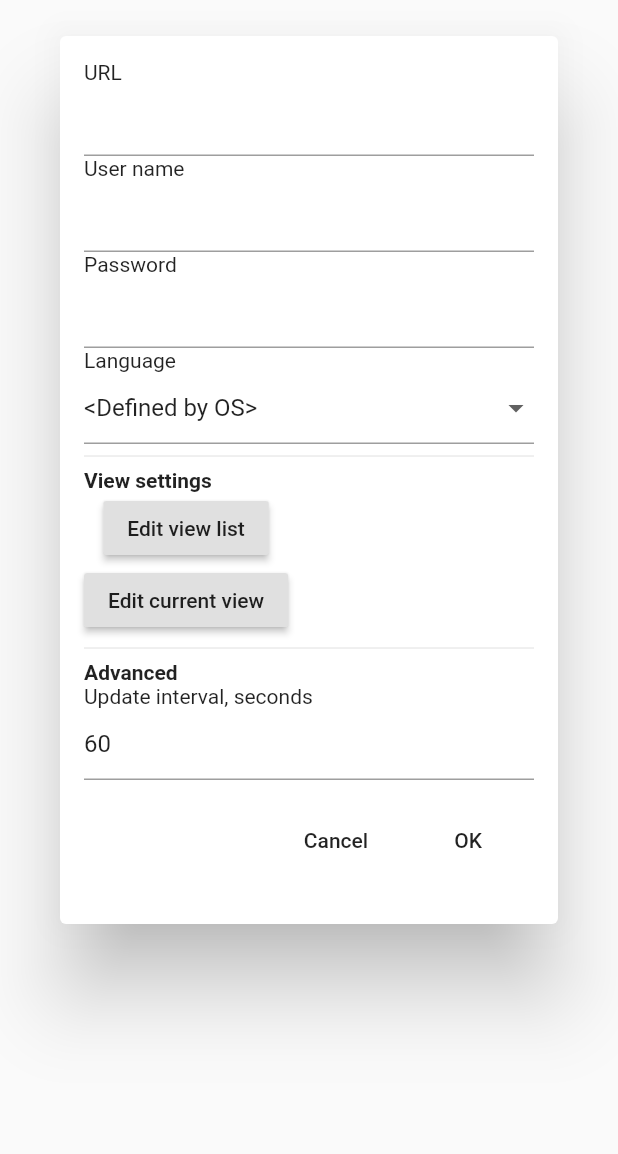
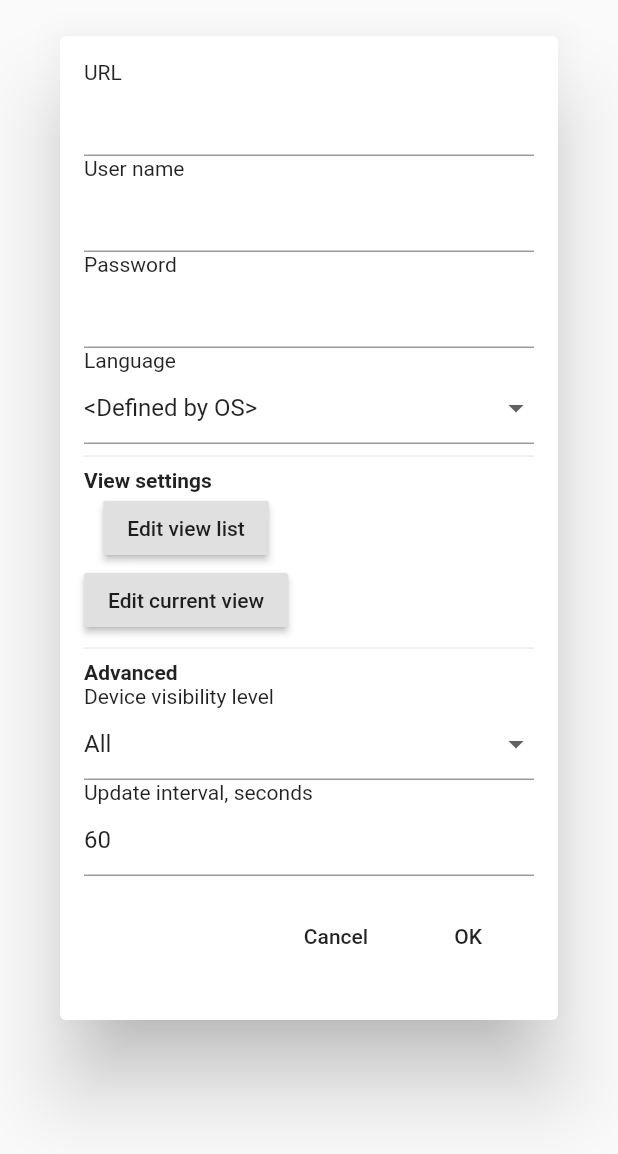
Before and after one commit to vvvy/zcon, a Flutter app: the Preferences widget shown alone on an empty page, opened directly with empty values, on a phone screen of 412 x 824 dp. Shown: the top 1154 px of the screen. Run offline on Flutter 3.47's test engine with Material 2 defaults, Android fonts, the phone set to English and light mode, and no system bars; our stand-ins replace shared_preferences; accounts and stored records are empty.

Commit message:
visibility levels - 2/2 (done)

```diff
--- a/lib/i18n.dart
+++ b/lib/i18n.dart
@@ -21,13 +21,16 @@ class L10ns {
     'viewSettings': ['View settings', 'Настойки представлений'],
     'editViewList': ['Edit view list', 'Редактировать список представлений'],
     'editCurrentView': ['Edit current view', 'Редактировать текущее представление'],
-
     'updateIntervalSeconds': ['Update interval, seconds', 'Интервал обновления (сек)'],
+    'visLevel': ['Device visibility level', 'Уровень видимости устройств'],
+    'visVisible': ['Visible', 'Видимые'],
+    'visHidden': ['Hidden', 'Скрытые'],
+    'visAll': ['All', 'Все'],
     'intGt5': ['Must be an int >= 5', 'Должно быть целым >= 5'],
     'inputRequired': ['Please enter value', 'Обязательное поле'],
     'jsonConfig': ['JSON config', 'Конфигурация (JSON)'],
     'invalidJson': ['Invalid JSON', 'Невалидный JSON'],
-    'settings': ['settings', 'Настройки'],
+    'settings': ['Settings', 'Настройки'],
     'editConfigAdvanced': ['Edit config (advanced)', 'Конфигурация (для продвинутых)'],
     'alerts': ['Alerts', 'Оповещения'],
     'reorderHint': [
@@ -40,6 +43,7 @@ class L10ns {
     'toBottom': ['To bottom', 'В конец'],
     'open': ['Open', 'ОТКР'],
     'closed': ['Closed', 'ЗАКР'],
+    //'': ['', ''],
     //'': ['', ''],
     //'': ['', ''],
     //'': ['', ''],
@@ -118,6 +122,9 @@ class L10ns {
 //  String get ok => _localizedValues['ok'][_offset];
 //  String get cancel => _localizedValues['cancel'][_offset];
   String get reload => _localizedValues['reload'][_offset];
+  String get url => _localizedValues['url'][_offset];
+  String get userName => _localizedValues['userName'][_offset];
+  String get password => _localizedValues['password'][_offset];
   String get english => _localizedValues['english'][_offset];
   String get russian => _localizedValues['russian'][_offset];
   String get systemDefined => _localizedValues['systemDefined'][_offset];
@@ -141,11 +148,14 @@ class L10ns {
 
   String get open => _localizedValues['open'][_offset];
   String get closed => _localizedValues['closed'][_offset];
+  String get visLevel => _localizedValues['visLevel'][_offset];
+  String get visVisible => _localizedValues['visVisible'][_offset];
+  String get visHidden => _localizedValues['visHidden'][_offset];
+  String get visAll => _localizedValues['visAll'][_offset];
+
   //String get ZZZ => _localizedValues['ZZZ'][_offset];
-
-  String get url => _localizedValues['url'][_offset];
-  String get userName => _localizedValues['userName'][_offset];
-  String get password => _localizedValues['password'][_offset];
+  //String get ZZZ => _localizedValues['ZZZ'][_offset];
+  //String get ZZZ => _localizedValues['ZZZ'][_offset];
 
   String Function(String) get error => _error[_offset];
   String Function(String) get errorNL => _errorNL[_offset];
--- a/lib/pref.dart
+++ b/lib/pref.dart
@@ -1,5 +1,6 @@
 import 'package:flutter/material.dart';
 import 'package:shared_preferences/shared_preferences.dart';
+import 'package:zcon/devlist.dart';
 import 'dart:convert';
 
 import 'package:zcon/i18n.dart';
@@ -12,6 +13,7 @@ const
   k_intervalErrorRetryS = 'intervalErrorRetryS',
   k_intervalUpdateS = 'intervalUpdateS',
   k_localeCode = 'localeCode',
+  k_visLevel = 'visLevel',
   k_config = 'config';
 
 class ViewConfig {
@@ -69,15 +71,17 @@ class Settings {
   final int intervalErrorRetryS;
   /// Interval between a device command and the update (refresh) that follows it
   final int intervalUpdateS;
-
+  /// Language setting
   final OverriddenLocaleCode localeCode;
-
+  /// Device visibility settting
+  final VisLevel visLevel;
   Settings({
     this.url, this.username, this.password,
     this.intervalMainS: _intervalMainS,
     this.intervalErrorRetryS: _intervalErrorRetryS,
     this.intervalUpdateS: _intervalUpdateS,
-    this.localeCode: OverriddenLocaleCode.None
+    this.localeCode: OverriddenLocaleCode.None,
+    this.visLevel: VisLevel.All
   });
 }
 
@@ -90,7 +94,11 @@ Future<Settings> readSettings() async {
       intervalMainS: prefs.getInt(k_intervalMainS) ?? _intervalMainS,
       intervalErrorRetryS: prefs.getInt(k_intervalErrorRetryS) ?? _intervalErrorRetryS,
       intervalUpdateS: prefs.getInt(k_intervalUpdateS) ?? _intervalUpdateS,
-      localeCode: OverriddenLocaleCodeSerDe.de(prefs.getString(k_localeCode)) ?? OverriddenLocaleCode.None
+      localeCode: OverriddenLocaleCodeSerDe.de(prefs.getString(k_localeCode)) ?? OverriddenLocaleCode.None,
+      visLevel: () {
+        final l = prefs.getInt(k_visLevel) ?? 0;
+        return VisLevel.values[(l >= 0 && l < VisLevel.values.length) ? l : 0];
+      }()
   );
 }
 
@@ -103,6 +111,7 @@ Future<void> writeSettings(Settings settings) async {
   await prefs.setInt(k_intervalErrorRetryS, settings.intervalErrorRetryS);
   await prefs.setInt(k_intervalUpdateS, settings.intervalUpdateS);
   await prefs.setString(k_localeCode, OverriddenLocaleCodeSerDe.ser(settings.localeCode));
+  await prefs.setInt(k_visLevel, settings.visLevel.index);
 }
 
 typedef Future<void> FVC(BuildContext context);
@@ -116,16 +125,14 @@ class Preferences extends StatefulWidget {
     return PreferencesState(_initSettings, _masterEditor, _viewEditor);
   }
 
-  Preferences(Settings settings, FVC masterEditor, FVC viewEditor):
-        _initSettings = settings,
-        _masterEditor = masterEditor,
-        _viewEditor = viewEditor;
+  Preferences(this._initSettings, this._masterEditor, this._viewEditor);
 }
 
 class PreferencesState extends State<Preferences> {
   final Settings initSettings;
   final FVC _masterEditor, _viewEditor;
   OverriddenLocaleCode _localeCode;
+  VisLevel _visLevel;
 
   final
       cUsername = TextEditingController(),
@@ -135,16 +142,18 @@ class PreferencesState extends State<Preferences> {
 
   final _formKey = GlobalKey<FormState>();
 
-  PreferencesState(this.initSettings, this._masterEditor, this._viewEditor);
-
-  @override
-  void initState() {
-    super.initState();
+  PreferencesState(this.initSettings, this._masterEditor, this._viewEditor) {
     cUrl.text = initSettings.url;
     cUsername.text = initSettings.username;
     cPassword.text = initSettings.password;
     cIntervalMainS.text = initSettings.intervalMainS.toString();
     _localeCode = initSettings.localeCode;
+    _visLevel = initSettings.visLevel;
+  }
+
+  @override
+  void initState() {
+    super.initState();
   }
 
   static const _boldFont = TextStyle(fontWeight: FontWeight.bold);
@@ -206,6 +215,15 @@ class PreferencesState extends State<Preferences> {
                   ),
                   Divider(),
                   Text(myLoc.advanced, style: _boldFont),
+                  Text(myLoc.visLevel),
+                  DropdownButtonFormField(items: <DropdownMenuItem<VisLevel>>[
+                    DropdownMenuItem<VisLevel>(value: VisLevel.Visible, child: Text(myLoc.visVisible)),
+                    DropdownMenuItem<VisLevel>(value: VisLevel.Invisible, child: Text(myLoc.visHidden)),
+                    DropdownMenuItem<VisLevel>(value: VisLevel.All, child: Text(myLoc.visAll)),
+                  ],
+                      value:  _visLevel,
+                      onChanged: (value) => setState(() { _visLevel = value; })
+                  ),
                   Text(myLoc.updateIntervalSeconds),
                   TextFormField(
                     autovalidateMode: AutovalidateMode.onUserInteraction,
@@ -238,7 +256,8 @@ class PreferencesState extends State<Preferences> {
                                       username: cUsername.text,
                                       password: cPassword.text,
                                       intervalMainS: int.tryParse(cIntervalMainS.text) ?? _intervalMainS,
-                                      localeCode: _localeCode
+                                      localeCode: _localeCode,
+                                      visLevel: _visLevel
                                   ));
                                 }
                               },
```
Also changed, not shown: lib/devstate.dart (+6 -51 lines).
